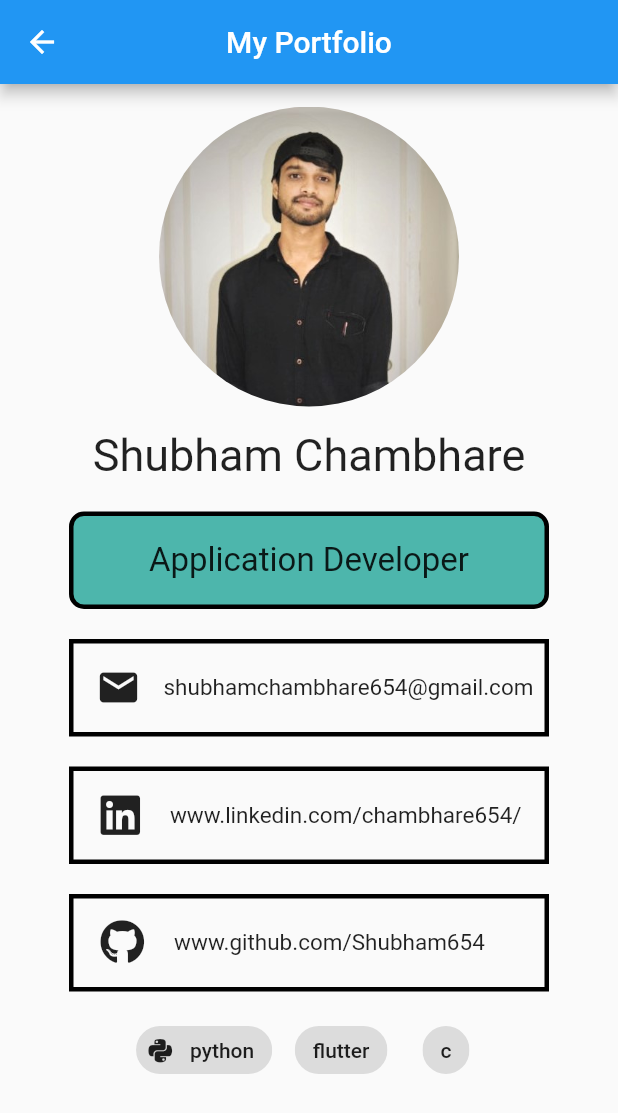
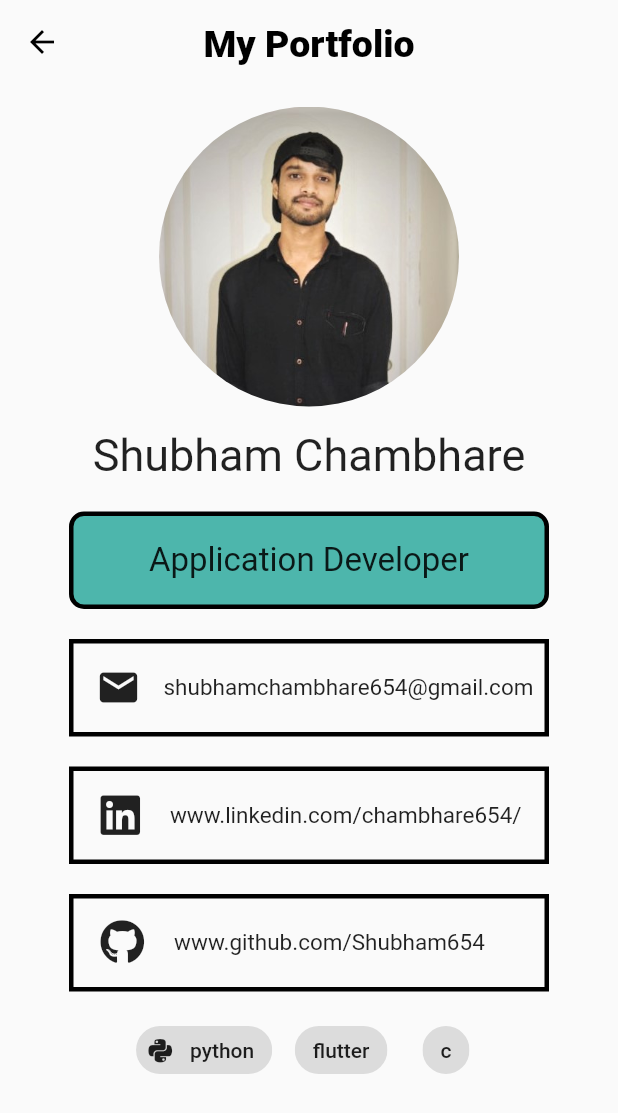
Before and after one commit to Shubham654/MyPortfolioApp, a Flutter app: the Portfolio screen opened directly, on a phone screen of 412 x 824 dp. Shown: the top 1113 px of the screen. Run offline on Flutter 3.47's test engine with Material 2 defaults, Android fonts, the phone set to English and light mode, and no system bars; our stand-ins replace font_awesome_flutter; missing offline and left inert: dart:ffi.

Commit message:
changes app bar

```diff
--- a/my_portfolio/lib/contact_me.dart
+++ b/my_portfolio/lib/contact_me.dart
@@ -9,7 +9,17 @@ class Portfolio extends StatelessWidget {
   Widget build(BuildContext context) {
     return Scaffold(
       appBar: AppBar(
-        title: Text('My Portfolio'),
+        backgroundColor: Colors.transparent,
+        elevation: 0,
+        iconTheme: IconThemeData(
+          color: Colors.black,
+        ),
+        title: Text('My Portfolio',
+            style: TextStyle(
+                color: Colors.black,
+                fontWeight: FontWeight.w800,
+                height: 1.3,
+                fontSize: 25)),
         centerTitle: true,
       ),
       body: Center(
```
